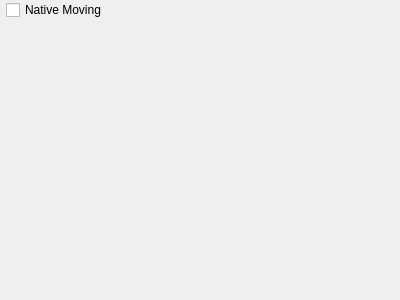
Qt form cfg_advanced.ui (KDE/kruler) before a commit.
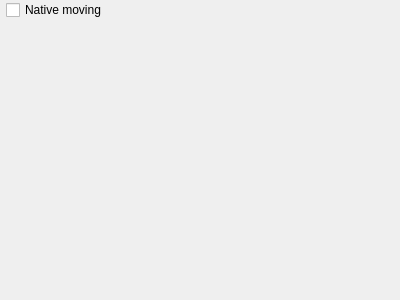
The same form after that commit.

Commit message: i18n style guide fixes: http://techbase.kde.org/Projects/Usability/HIG/Capitalization

Diff of the .ui file:
```diff
--- a/cfg_advanced.ui
+++ b/cfg_advanced.ui
@@ -23,7 +23,7 @@
       <string>If this option is enabled, the window is being moved using the operations from the window manager.</string>
      </property>
      <property name="text" >
-      <string>Native Moving</string>
+      <string>Native moving</string>
      </property>
     </widget>
    </item>
```
The commit also changes 1 other file.
